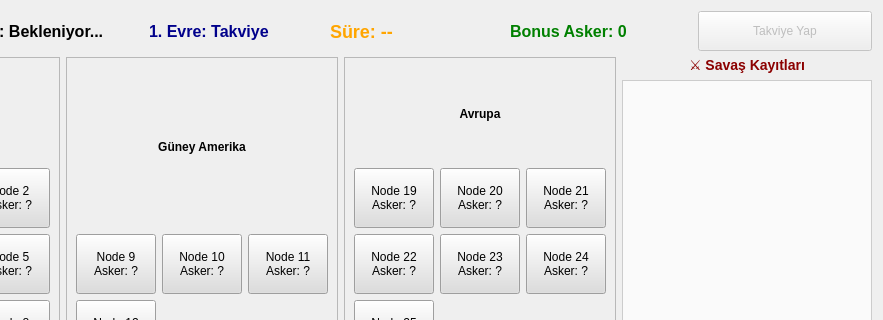
This is Form/game_form.ui in mBeratKeremAydin/risk-multiplayer-game as Qt 5 draws it before an edit; both pictures show x 223 to 1106 and y 0 to 320 of the 1106 by 700 pixel window. The edited form follows.
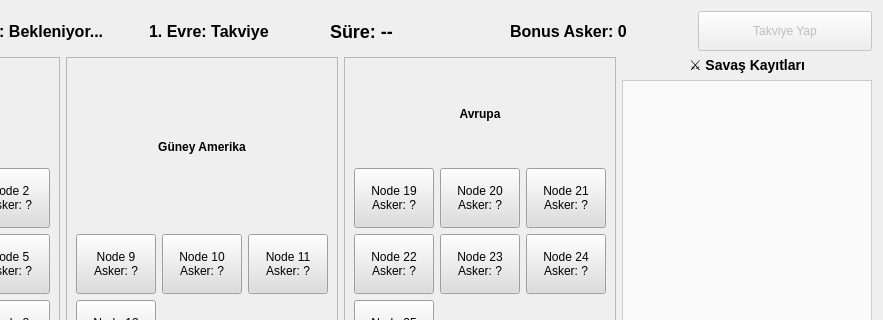
This is the edited form.

Commit message: Ön rapor eklendi ve ufak ekran tasarımı değiştirildi

Patch:
```diff
--- a/Form/game_form.ui
+++ b/Form/game_form.ui
@@ -30,19 +30,19 @@
      <item>
       <widget class="QLabel" name="phase_label">
        <property name="text"><string>1. Evre: Takviye</string></property>
-       <property name="styleSheet"><string>font-size: 16px; font-weight: bold; color: darkblue;</string></property>
+             <property name="styleSheet"><string>font-size: 16px; font-weight: bold; color: black;</string></property>
       </widget>
      </item>
      <item>
       <widget class="QLabel" name="time_label">
        <property name="text"><string>Süre: --</string></property>
-       <property name="styleSheet"><string>font-size: 18px; font-weight: bold; color: orange;</string></property>
+             <property name="styleSheet"><string>font-size: 18px; font-weight: bold; color: black;</string></property>
       </widget>
      </item>
      <item>
       <widget class="QLabel" name="troops_label">
        <property name="text"><string>Bonus Asker: 0</string></property>
-       <property name="styleSheet"><string>font-size: 16px; font-weight: bold; color: green;</string></property>
+             <property name="styleSheet"><string>font-size: 16px; font-weight: bold; color: black;</string></property>
       </widget>
      </item>
      <item>
@@ -538,7 +538,7 @@
         <widget class="QLabel" name="log_label">
          <property name="text"><string>⚔️ Savaş Kayıtları</string></property>
          <property name="alignment"><set>Qt::AlignCenter</set></property>
-         <property name="styleSheet"><string>font-weight: bold; font-size: 14px; color: darkred;</string></property>
+                 <property name="styleSheet"><string>font-weight: bold; font-size: 14px; color: black;</string></property>
         </widget>
        </item>
        <item>
```
Left out of the diff: 2 changed lines with no effect on the pictures.
